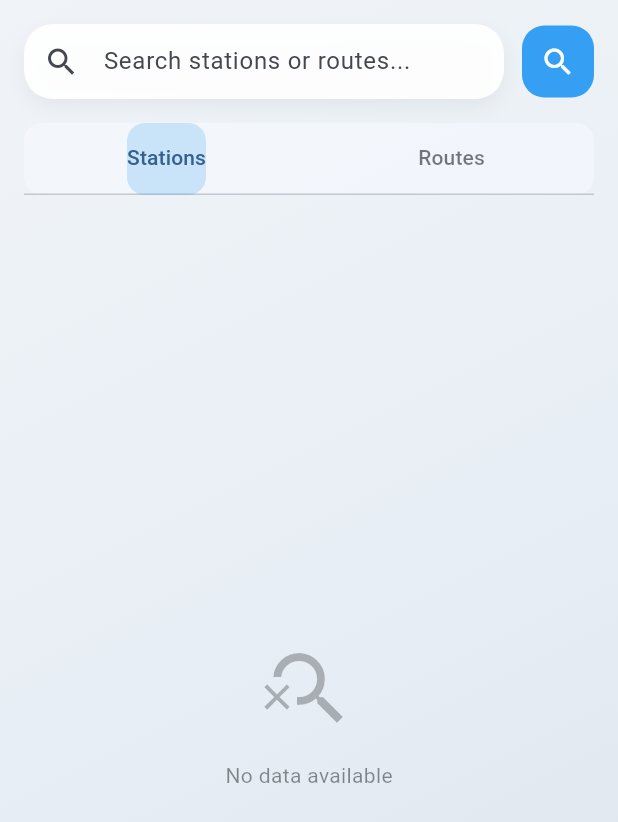
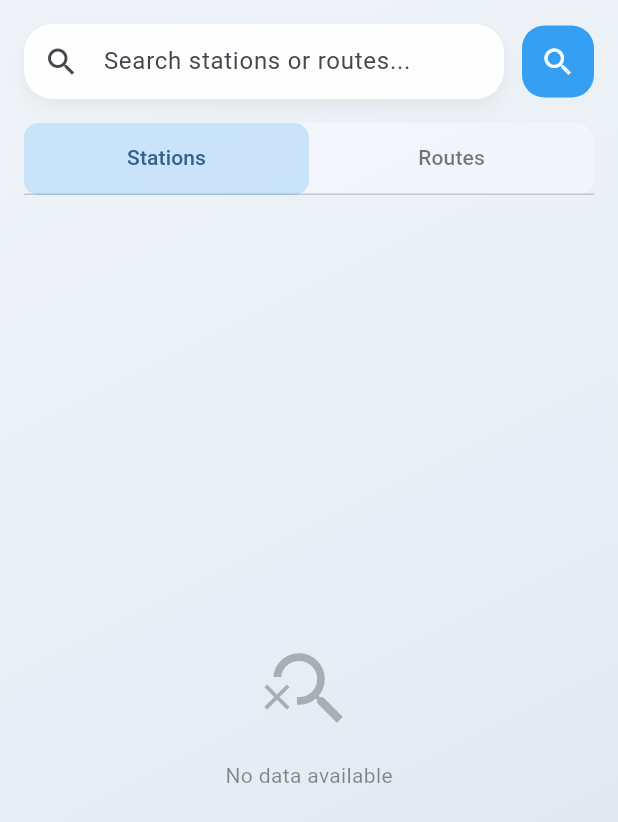
Before and after one commit to chronie-shizutoki/suzhou_smart_mobility, a Flutter app: the SearchPage screen opened directly, on a phone screen of 412 x 824 dp. Shown: the top 822 px of the screen. Run offline on Flutter 3.47's test engine with Material 3 defaults, Android fonts, the phone set to English and light mode, and no system bars; our stand-ins replace geolocator, permission_handler, shared_preferences; missing offline and left inert: encrypt; accounts and stored records are empty.

Commit message:
style(search_page): adjust tab indicator border radius and size
Set consistent border radius for tab indicator and explicitly set indicator size to match tab width

```diff
--- a/lib/pages/search_page.dart
+++ b/lib/pages/search_page.dart
@@ -304,8 +304,9 @@ class _SearchPageState extends State<SearchPage> with SingleTickerProviderStateM
         controller: _tabController,
         indicator: BoxDecoration(
           color: Colors.blue.withOpacity(0.2),
-          borderRadius: BorderRadius.circular(12),
+          borderRadius: BorderRadius.circular(10),
         ),
+        indicatorSize: TabBarIndicatorSize.tab,
         labelColor: Theme.of(context).colorScheme.primary,
         unselectedLabelColor: Theme.of(context).colorScheme.onSurface.withOpacity(0.6),
         tabs: [
```
